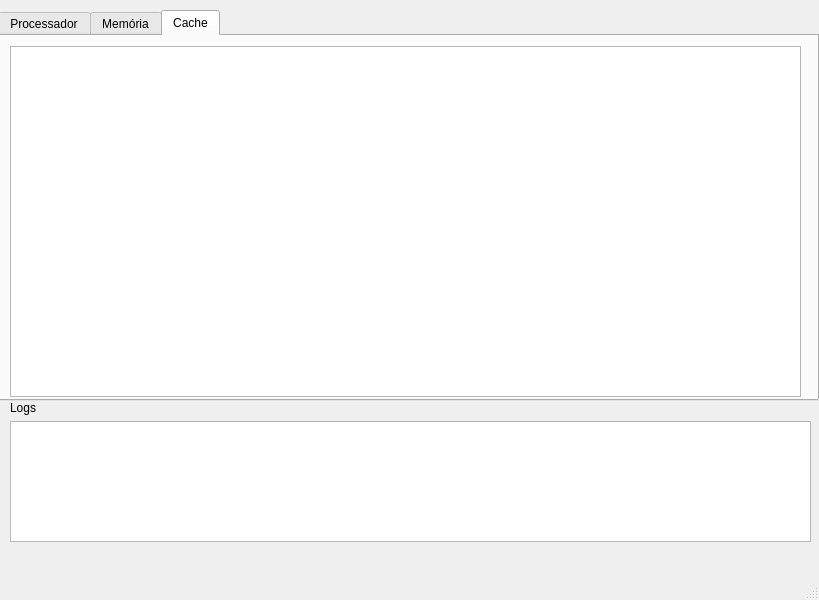
Before: the Qt Designer form src/gui/mainwindow.ui in th-markendorf/Simulador-de-Processador-RISC-V, drawn with Qt 5.
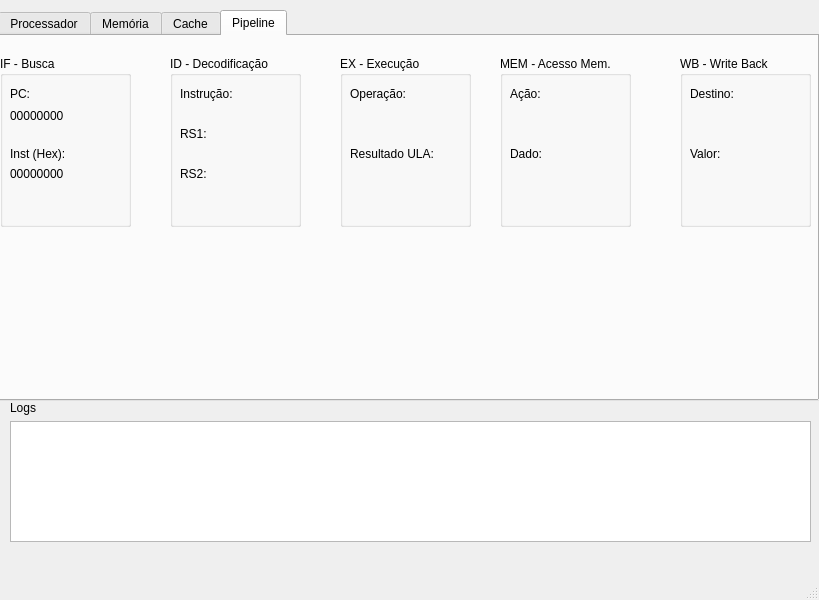
After: the same form once the commit is applied.

Commit message:
Implementa visualização dos estágios do pipeline na interface
- Adiciona estrutura `PipelineState` e método `get_pipeline_state` em `Core.h` para expor o estado interno.
- Cria aba "Pipeline" em `mainwindow.ui` com visualização dos 5 estágios (IF, ID, EX, MEM, WB).
- Implementa `updatePipelineUI` para exibir instruções, operandos, resultados da ULA e bolhas (stalls) em tempo real.
- Integra a atualização do visualizador de pipeline ao ciclo de refresh da interface.

What changed in the file:
```diff
--- a/src/gui/mainwindow.ui
+++ b/src/gui/mainwindow.ui
@@ -55,7 +55,7 @@
      </rect>
     </property>
     <property name="currentIndex">
-     <number>2</number>
+     <number>3</number>
     </property>
     <widget class="QWidget" name="tab">
      <attribute name="title">
@@ -222,6 +222,362 @@
       </property>
      </widget>
     </widget>
+    <widget class="QWidget" name="tab_4">
+     <attribute name="title">
+      <string>Pipeline</string>
+     </attribute>
+     <widget class="QGroupBox" name="groupBox">
+      <property name="geometry">
+       <rect>
+        <x>0</x>
+        <y>20</y>
+        <width>131</width>
+        <height>171</height>
+       </rect>
+      </property>
+      <property name="title">
+       <string>IF - Busca</string>
+      </property>
+      <widget class="QLabel" name="label_4">
+       <property name="geometry">
+        <rect>
+         <x>10</x>
+         <y>30</y>
+         <width>111</width>
+         <height>16</height>
+        </rect>
+       </property>
+       <property name="text">
+        <string>PC:</string>
+       </property>
+      </widget>
+      <widget class="QLabel" name="lbl_if_pc">
+       <property name="geometry">
+        <rect>
+         <x>10</x>
+         <y>50</y>
+         <width>111</width>
+         <height>20</height>
+        </rect>
+       </property>
+       <property name="text">
+        <string>00000000</string>
+       </property>
+      </widget>
+      <widget class="QLabel" name="label_5">
+       <property name="geometry">
+        <rect>
+         <x>10</x>
+         <y>90</y>
+         <width>111</width>
+         <height>16</height>
+        </rect>
+       </property>
+       <property name="text">
+        <string>Inst (Hex):</string>
+       </property>
+      </widget>
+      <widget class="QLabel" name="lbl_if_inst">
+       <property name="geometry">
+        <rect>
+         <x>10</x>
+         <y>110</y>
+         <width>111</width>
+         <height>16</height>
+        </rect>
+       </property>
+       <property name="text">
+        <string>00000000</string>
+       </property>
+      </widget>
+     </widget>
+     <widget class="QGroupBox" name="groupBox_2">
+      <property name="geometry">
+       <rect>
+        <x>170</x>
+        <y>20</y>
+        <width>131</width>
+        <height>171</height>
+       </rect>
+      </property>
+      <property name="title">
+       <string>ID - Decodificação</string>
+      </property>
+      <widget class="QLabel" name="label_6">
+       <property name="geometry">
+        <rect>
+         <x>10</x>
+         <y>30</y>
+         <width>111</width>
+         <height>16</height>
+        </rect>
+       </property>
+       <property name="text">
+        <string>Instrução:</string>
+       </property>
+      </widget>
+      <widget class="QLabel" name="lbl_id_inst">
+       <property name="geometry">
+        <rect>
+         <x>10</x>
+         <y>50</y>
+         <width>111</width>
+         <height>16</height>
+        </rect>
+       </property>
+       <property name="text">
+        <string/>
+       </property>
+      </widget>
+      <widget class="QLabel" name="label_7">
+       <property name="geometry">
+        <rect>
+         <x>10</x>
+         <y>70</y>
+         <width>49</width>
+         <height>16</height>
+        </rect>
+       </property>
+       <property name="text">
+        <string>RS1:</string>
+       </property>
+      </widget>
+      <widget class="QLabel" name="lbl_id_rs1">
+       <property name="geometry">
+        <rect>
+         <x>10</x>
+         <y>90</y>
+         <width>111</width>
+         <height>16</height>
+        </rect>
+       </property>
+       <property name="text">
+        <string/>
+       </property>
+      </widget>
+      <widget class="QLabel" name="label_8">
+       <property name="geometry">
+        <rect>
+         <x>10</x>
+         <y>110</y>
+         <width>49</width>
+         <height>16</height>
+        </rect>
+       </property>
+       <property name="text">
+        <string>RS2:</string>
+       </property>
+      </widget>
+      <widget class="QLabel" name="lbl_id_rs2">
+       <property name="geometry">
+        <rect>
+         <x>10</x>
+         <y>130</y>
+         <width>111</width>
+         <height>16</height>
+        </rect>
+       </property>
+       <property name="text">
+        <string/>
+       </property>
+      </widget>
+     </widget>
+     <widget class="QGroupBox" name="groupBox_3">
+      <property name="geometry">
+       <rect>
+        <x>340</x>
+        <y>20</y>
+        <width>131</width>
+        <height>171</height>
+       </rect>
+      </property>
+      <property name="title">
+       <string>EX - Execução</string>
+      </property>
+      <widget class="QLabel" name="label_9">
+       <property name="geometry">
+        <rect>
+         <x>10</x>
+         <y>30</y>
+         <width>111</width>
+         <height>16</height>
+        </rect>
+       </property>
+       <property name="text">
+        <string>Operação:</string>
+       </property>
+      </widget>
+      <widget class="QLabel" name="lbl_ex_op">
+       <property name="geometry">
+        <rect>
+         <x>10</x>
+         <y>50</y>
+         <width>111</width>
+         <height>16</height>
+        </rect>
+       </property>
+       <property name="text">
+        <string/>
+       </property>
+      </widget>
+      <widget class="QLabel" name="label_10">
+       <property name="geometry">
+        <rect>
+         <x>10</x>
+         <y>90</y>
+         <width>111</width>
+         <height>16</height>
+        </rect>
+       </property>
+       <property name="text">
+        <string>Resultado ULA:</string>
+       </property>
+      </widget>
+      <widget class="QLabel" name="lbl_ex_res">
+       <property name="geometry">
+        <rect>
+         <x>10</x>
+         <y>110</y>
+         <width>111</width>
+         <height>16</height>
+        </rect>
+       </property>
+       <property name="text">
+        <string/>
+       </property>
+      </widget>
+     </widget>
+     <widget class="QGroupBox" name="groupBox_4">
+      <property name="geometry">
+       <rect>
+        <x>500</x>
+        <y>20</y>
+        <width>131</width>
+        <height>171</height>
+       </rect>
+      </property>
+      <property name="title">
+       <string>MEM - Acesso Mem.</string>
+      </property>
+      <widget class="QLabel" name="label_11">
+       <property name="geometry">
+        <rect>
+         <x>10</x>
+         <y>30</y>
+         <width>111</width>
+         <height>16</height>
+        </rect>
+       </property>
+       <property name="text">
+        <string>Ação:</string>
+       </property>
+      </widget>
+      <widget class="QLabel" name="lbl_mem_action">
+       <property name="geometry">
+        <rect>
+         <x>10</x>
+         <y>50</y>
+         <width>111</width>
+         <height>16</height>
+        </rect>
+       </property>
+       <property name="text">
+        <string/>
+       </property>
+      </widget>
+      <widget class="QLabel" name="label_12">
+       <property name="geometry">
+        <rect>
+         <x>10</x>
+         <y>90</y>
+         <width>111</width>
+         <height>16</height>
+        </rect>
+       </property>
+       <property name="text">
+        <string>Dado:</string>
+       </property>
+      </widget>
+      <widget class="QLabel" name="lbl_mem_data">
+       <property name="geometry">
+        <rect>
+         <x>10</x>
+         <y>110</y>
+         <width>111</width>
+         <height>16</height>
+        </rect>
+       </property>
+       <property name="text">
+        <string/>
+       </property>
+      </widget>
+     </widget>
+     <widget class="QGroupBox" name="groupBox_5">
+      <property name="geometry">
+       <rect>
+        <x>680</x>
+        <y>20</y>
+        <width>131</width>
+        <height>171</height>
+       </rect>
+      </property>
+      <property name="title">
+       <string>WB - Write Back</string>
+      </property>
+      <widget class="QLabel" name="label_13">
+       <property name="geometry">
+        <rect>
+         <x>10</x>
+         <y>30</y>
+         <width>111</width>
+         <height>16</height>
+        </rect>
+       </property>
+       <property name="text">
+        <string>Destino:</string>
+       </property>
+      </widget>
+      <widget class="QLabel" name="lbl_wb_dest">
+       <property name="geometry">
+        <rect>
+         <x>10</x>
+         <y>50</y>
+         <width>111</width>
+         <height>16</height>
+        </rect>
+       </property>
+       <property name="text">
+        <string/>
+       </property>
+      </widget>
+      <widget class="QLabel" name="label_14">
+       <property name="geometry">
+        <rect>
+         <x>10</x>
+         <y>90</y>
+         <width>111</width>
+         <height>16</height>
+        </rect>
+       </property>
+       <property name="text">
+        <string>Valor:</string>
+       </property>
+      </widget>
+      <widget class="QLabel" name="lbl_wb_val">
+       <property name="geometry">
+        <rect>
+         <x>10</x>
+         <y>110</y>
+         <width>111</width>
+         <height>16</height>
+        </rect>
+       </property>
+       <property name="text">
+        <string/>
+       </property>
+      </widget>
+     </widget>
+    </widget>
    </widget>
   </widget>
   <widget class="QMenuBar" name="menubar">
```
The commit also changes 3 other files.
